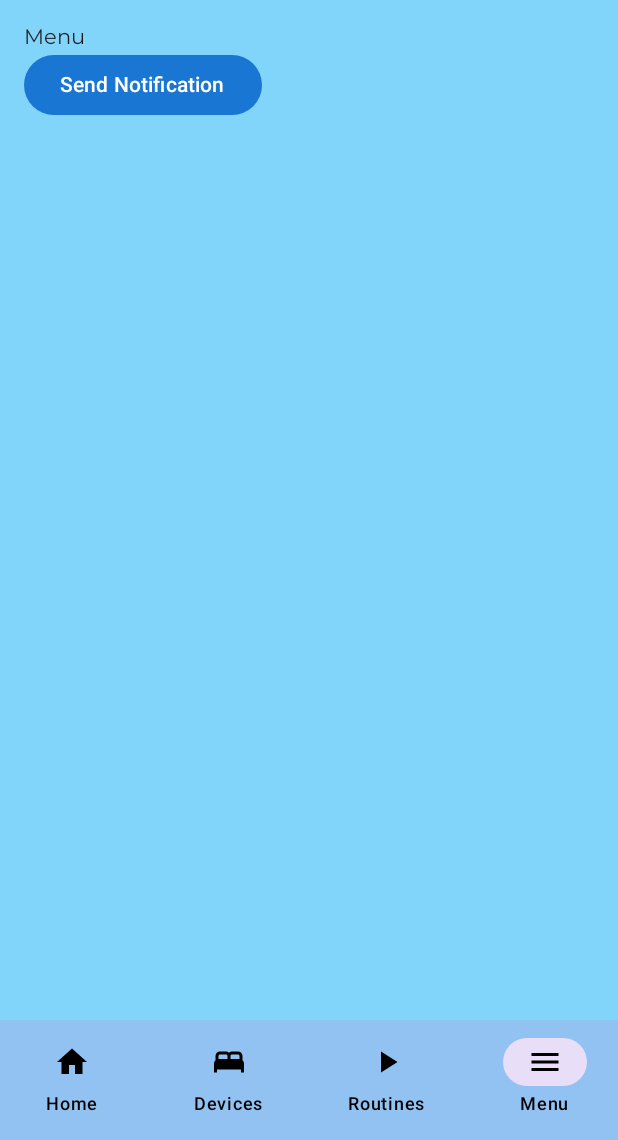
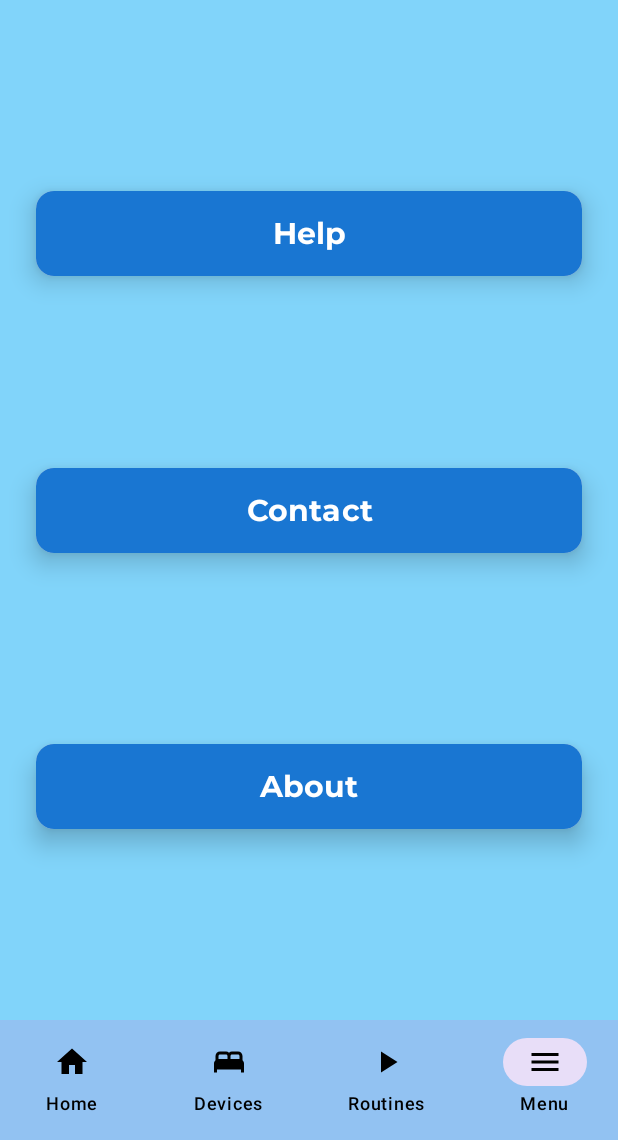
Before and after one commit to IanBernasconi/IntelicasaMobile, an Android app built with Jetpack Compose: the menu screen opened through its navigation route, on a phone screen of 412 x 824 dp, the part 96-1236 px from its top. Run offline under Robolectric (Android 15) with nearby library versions, the phone set to English and light mode, and no system bars; our stand-ins replace window size class.

Commit message:
created Menu Screen

```diff
--- a/app/src/main/java/com/example/intelicasamobile/data/network/api/ApiHandler.kt
+++ b/app/src/main/java/com/example/intelicasamobile/data/network/api/ApiHandler.kt
@@ -9,7 +9,7 @@ import java.net.URL
 
 class Api {
     companion object {
-        const val BASE_URL = "http://10.0.2.2:8080/api"
+        const val BASE_URL = "http://192.168.1.4:8080/api"
         private var isConnected = false
 
         fun setConnected(value: Boolean) {
--- a/app/src/main/java/com/example/intelicasamobile/data/network/data/DeviceApi.kt
+++ b/app/src/main/java/com/example/intelicasamobile/data/network/data/DeviceApi.kt
@@ -109,7 +109,7 @@ object DeviceApi {
                         deviceId = device.getString("id"),
                         deviceName = device.getString("name"),
                         deviceMeta = Meta(device.getJSONObject("meta").optBoolean("favorite")),
-                        locationId = state.getJSONObject("location").optString("id")
+                        locationId = state.optJSONObject("location")?.optString("id")
                     )
                 }
             }
--- a/app/src/main/java/com/example/intelicasamobile/ui/screens/MenuScreen.kt
+++ b/app/src/main/java/com/example/intelicasamobile/ui/screens/MenuScreen.kt
@@ -1,20 +1,42 @@
 package com.example.intelicasamobile.ui.screens
 
+import androidx.annotation.StringRes
+import androidx.compose.foundation.background
+import androidx.compose.foundation.clickable
+import androidx.compose.foundation.layout.Arrangement
+import androidx.compose.foundation.layout.Box
 import androidx.compose.foundation.layout.Column
+import androidx.compose.foundation.layout.Row
 import androidx.compose.foundation.layout.fillMaxSize
+import androidx.compose.foundation.layout.fillMaxWidth
 import androidx.compose.foundation.layout.padding
 import androidx.compose.material3.Button
+import androidx.compose.material3.Card
+import androidx.compose.material3.CardDefaults
 import androidx.compose.material3.ExperimentalMaterial3Api
 import androidx.compose.material3.MaterialTheme
 import androidx.compose.material3.Surface
 import androidx.compose.material3.Text
 import androidx.compose.runtime.Composable
+import androidx.compose.runtime.getValue
+import androidx.compose.runtime.mutableStateOf
+import androidx.compose.runtime.remember
+import androidx.compose.runtime.setValue
+import androidx.compose.ui.Alignment
 import androidx.compose.ui.Modifier
+import androidx.compose.ui.graphics.Color
 import androidx.compose.ui.platform.LocalContext
 import androidx.compose.ui.res.dimensionResource
+import androidx.compose.ui.res.stringResource
+import androidx.compose.ui.text.TextStyle
+import androidx.compose.ui.text.style.TextAlign
 import androidx.compose.ui.tooling.preview.Preview
+import androidx.compose.ui.unit.dp
+import androidx.compose.ui.unit.sp
+import androidx.compose.ui.window.Dialog
 import com.example.intelicasamobile.MyNotification
 import com.example.intelicasamobile.R
+import com.example.intelicasamobile.ui.devices.DeviceInfo
 
 @OptIn(ExperimentalMaterial3Api::class)
 @Preview(showBackground = true)
@@ -24,14 +46,77 @@ fun MenuScreen() {
         color = MaterialTheme.colorScheme.background
     ) {
         Column(
-            modifier= Modifier
-                .fillMaxSize()
-                .padding(dimensionResource(id = R.dimen.padding_medium))
+            modifier = Modifier.fillMaxSize(),
+            horizontalAlignment = Alignment.CenterHorizontally,
+            verticalArrangement = Arrangement.SpaceEvenly
+
         ) {
-            Text(text = "Menu", style = MaterialTheme.typography.bodyLarge)
-            NotificationButton()
+            DialogButton(R.string.help, R.string.help_text)
+            DialogButton(R.string.contact, R.string.contact_text)
+            DialogButton(R.string.about, R.string.about_text)
+
         }
+    }
+}
 
+@Composable
+fun DialogButton(@StringRes title: Int, @StringRes text: Int, modifier: Modifier = Modifier) {
+    var showDialog by remember { mutableStateOf(false) }
+
+    Card(
+        elevation = CardDefaults.cardElevation(dimensionResource(id = R.dimen.card_elevation)),
+        modifier = modifier
+            .clickable { showDialog = true }
+            .padding(
+                horizontal = dimensionResource(id = R.dimen.padding_large)
+            )
+    ) {
+        Row(
+            verticalAlignment = Alignment.CenterVertically,
+            horizontalArrangement = Arrangement.Center,
+            modifier = modifier
+                .fillMaxWidth()
+                .background(MaterialTheme.colorScheme.primary)
+        ) {
+            Text(
+                text = stringResource(id = title),
+                modifier = modifier.padding(
+                    horizontal = dimensionResource(id = R.dimen.padding_small),
+                    vertical = dimensionResource(
+                        id = R.dimen.padding_medium
+                    ),
+                ),
+                style = MaterialTheme.typography.displayMedium,
+                textAlign = TextAlign.Center,
+                color = MaterialTheme.colorScheme.onPrimary
+
+            )
+        }
+    }
+    if (showDialog) {
+        Dialog(onDismissRequest = { showDialog = false }) {
+            Column(
+                modifier = modifier.background(Color.Transparent),
+                verticalArrangement = Arrangement.Center,
+            ) {
+                Card(modifier = modifier) {
+                    Box(modifier = modifier.background(MaterialTheme.colorScheme.background)) {
+                        Text(
+                            text = stringResource(id = text),
+                            modifier = modifier.padding(
+                                horizontal = dimensionResource(id = R.dimen.padding_medium),
+                                vertical = dimensionResource(
+                                    id = R.dimen.padding_medium
+                                ),
+                            ).fillMaxWidth(),
+                            style = TextStyle(fontSize = 20.sp),
+                            textAlign = TextAlign.Center,
+
+                        )
+                    }
+                }
+            }
+        }
     }
 }
 
@@ -42,15 +127,17 @@ fun TabletMenuScreen() {
     Surface(
         color = MaterialTheme.colorScheme.background
     ) {
-        Column(
-            modifier= Modifier
-                .fillMaxSize()
-                .padding(dimensionResource(id = R.dimen.padding_medium))
+        Row(
+            modifier = Modifier.fillMaxSize(),
+            horizontalArrangement = Arrangement.SpaceEvenly,
+            verticalAlignment = Alignment.CenterVertically
+
         ) {
-            Text(text = "Tablet Menu", style = MaterialTheme.typography.bodyLarge)
-            NotificationButton()
+            DialogButton(R.string.help, R.string.help_text)
+            DialogButton(R.string.contact, R.string.contact_text)
+            DialogButton(R.string.about, R.string.about_text)
+
         }
-
     }
 }
 
@@ -58,7 +145,8 @@ fun TabletMenuScreen() {
 fun NotificationButton() {
     val context = LocalContext.current
     Button(onClick = {
-        val notification = MyNotification(context=context, title="Test Title", message = "Test Body")
+        val notification =
+            MyNotification(context = context, title = "Test Title", message = "Test Body")
         notification.fireNotification()
     }) {
         Text(text = "Send Notification")
--- a/app/src/main/res/values/strings.xml
+++ b/app/src/main/res/values/strings.xml
@@ -97,6 +97,12 @@
     <string name="garden">Garden</string>
     <string name="other">Other</string>
 
-
+    <!-- Rooms -->
+    <string name="help">Help</string>
+    <string name="contact">Contact</string>
+    <string name="about">About</string>
+    <string name="help_text">Help Text</string>
+    <string name="contact_text">Contact Text</string>
+    <string name="about_text">About Text</string>
 
 </resources>
```
